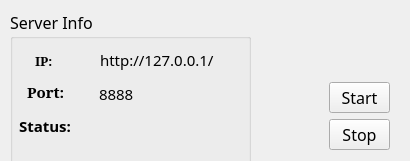
The window that monitorui.ui (Huangtuzhi/Tinyhttpd) describes before a commit, drawn with Qt 5.
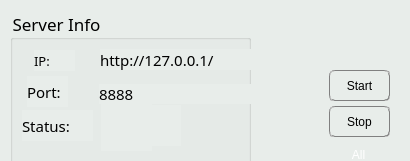
The same window after the commit. Icons and pictures are not drawn.

```diff
--- a/monitorui.ui
+++ b/monitorui.ui
@@ -22,18 +22,23 @@
    <string>Server Monitor</string>
   </property>
   <property name="styleSheet">
-   <string notr="true"/>
+   <string notr="true">background: #e8edea</string>
   </property>
   <widget class="QWidget" name="centralWidget">
    <widget class="QPushButton" name="pushButton_stop">
     <property name="geometry">
      <rect>
       <x>329</x>
-      <y>119</y>
+      <y>106</y>
       <width>61</width>
       <height>31</height>
      </rect>
     </property>
+    <property name="styleSheet">
+     <string notr="true">border:1px groove gray;
+border-radius:5px;
+padding:2px 4px;</string>
+    </property>
     <property name="text">
      <string>Stop</string>
     </property>
@@ -47,13 +52,21 @@
       <height>171</height>
      </rect>
     </property>
+    <property name="font">
+     <font>
+      <family>Abyssinica SIL</family>
+      <pointsize>13</pointsize>
+      <weight>50</weight>
+      <bold>false</bold>
+     </font>
+    </property>
     <property name="title">
      <string>Server Info</string>
     </property>
     <widget class="QLabel" name="label_ip">
      <property name="geometry">
       <rect>
-       <x>25</x>
+       <x>24</x>
        <y>40</y>
        <width>41</width>
        <height>21</height>
@@ -61,10 +74,10 @@
      </property>
      <property name="font">
       <font>
-       <family>Serif</family>
+       <family>Abyssinica SIL</family>
        <pointsize>10</pointsize>
-       <weight>75</weight>
-       <bold>true</bold>
+       <weight>50</weight>
+       <bold>false</bold>
       </font>
      </property>
      <property name="text">
@@ -82,10 +95,10 @@
      </property>
      <property name="font">
       <font>
-       <family>Serif</family>
+       <family>Abyssinica SIL</family>
        <pointsize>11</pointsize>
-       <weight>75</weight>
-       <bold>true</bold>
+       <weight>50</weight>
+       <bold>false</bold>
       </font>
      </property>
      <property name="text">
@@ -95,7 +108,7 @@
     <widget class="QLabel" name="label_ss">
      <property name="geometry">
       <rect>
-       <x>9</x>
+       <x>12</x>
        <y>100</y>
        <width>71</width>
        <height>31</height>
@@ -103,10 +116,10 @@
      </property>
      <property name="font">
       <font>
-       <family>Sans</family>
+       <family>Abyssinica SIL</family>
        <pointsize>11</pointsize>
-       <weight>75</weight>
-       <bold>true</bold>
+       <weight>50</weight>
+       <bold>false</bold>
       </font>
      </property>
      <property name="text">
@@ -210,14 +223,71 @@
     <property name="geometry">
      <rect>
       <x>329</x>
-      <y>82</y>
+      <y>70</y>
       <width>61</width>
       <height>31</height>
      </rect>
     </property>
+    <property name="autoFillBackground">
+     <bool>false</bool>
+    </property>
+    <property name="styleSheet">
+     <string notr="true">border:1px groove gray;
+border-radius:5px;
+padding:2px 4px;</string>
+    </property>
     <property name="text">
      <string>Start</string>
     </property>
+    <property name="autoRepeatDelay">
+     <number>306</number>
+    </property>
+    <property name="flat">
+     <bool>false</bool>
+    </property>
+   </widget>
+   <widget class="QPushButton" name="pushButton_all">
+    <property name="geometry">
+     <rect>
+      <x>318</x>
+      <y>147</y>
+      <width>81</width>
+      <height>15</height>
+     </rect>
+    </property>
+    <property name="maximumSize">
+     <size>
+      <width>91</width>
+      <height>15</height>
+     </size>
+    </property>
+    <property name="styleSheet">
+     <string notr="true">QPushButton {
+    border-image: url(:/resource/ip_normal.png);
+    color: #ffffff;
+}
+QPushButton:pressed {
+    border-image: url(:/resource/ip_pressed.png);
+    color: #ffffff;
+}
+
+</string>
+    </property>
+    <property name="text">
+     <string>All</string>
+    </property>
+    <property name="checkable">
+     <bool>true</bool>
+    </property>
+    <property name="autoRepeat">
+     <bool>false</bool>
+    </property>
+    <property name="autoExclusive">
+     <bool>false</bool>
+    </property>
+    <property name="flat">
+     <bool>true</bool>
+    </property>
    </widget>
   </widget>
  </widget>
```
Left out of the diff: 8 changed lines with no effect on the pictures.
